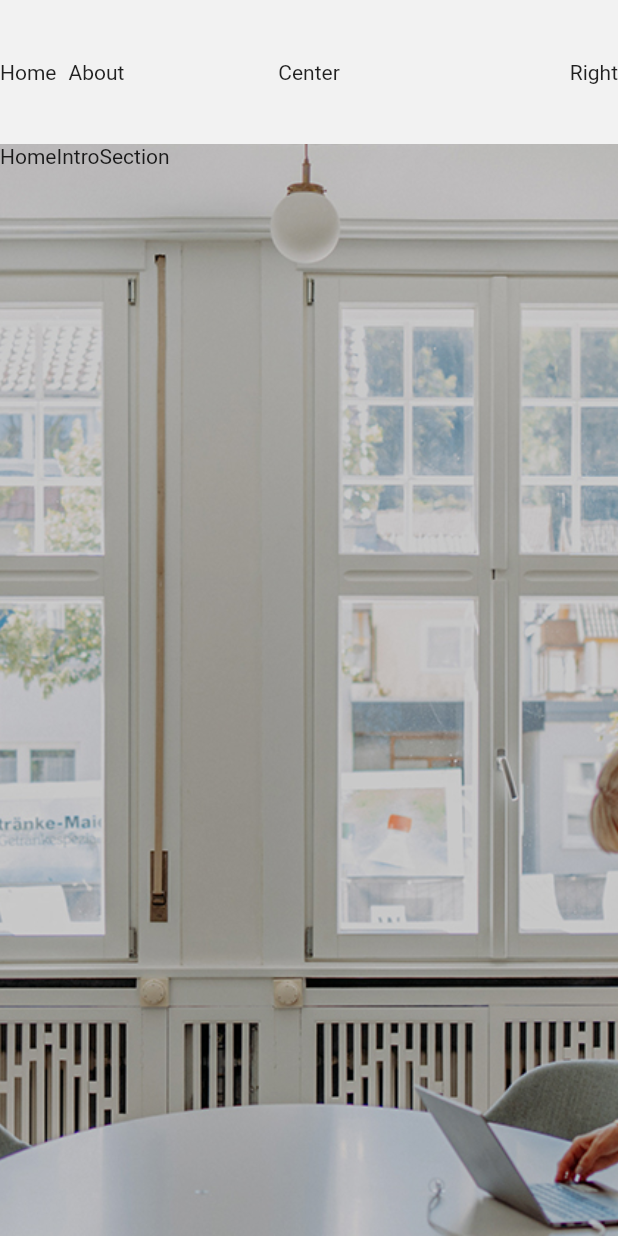
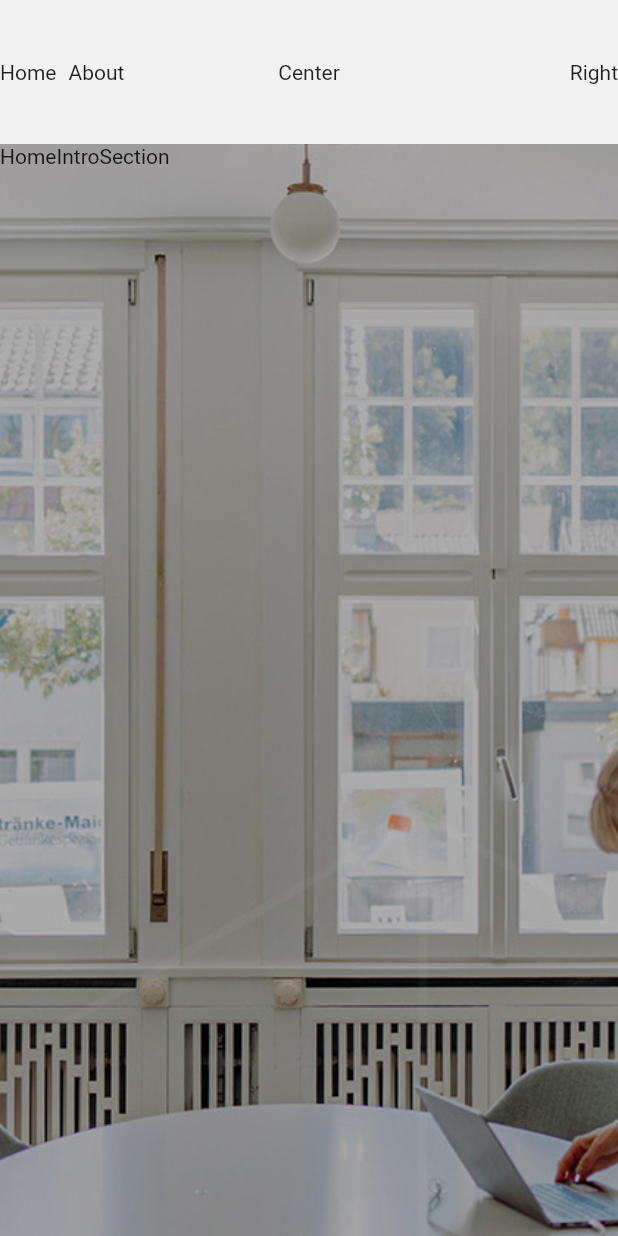
Before and after one commit to akaiser/raumunikate, a Flutter app: the screen it shows after launch, on a phone screen of 412 x 824 dp. Run offline on Flutter 3.47's test engine with Material 2 defaults, Android fonts, the phone set to English and light mode, and no system bars; our stand-ins replace go_router.

Commit message:
update intro image

```diff
--- a/lib/_assets.dart
+++ b/lib/_assets.dart
@@ -1,6 +1,9 @@
+// ignore_for_file: avoid_multiple_declarations_per_line
 class Assets {
   Assets._();
 
   static const //
-      homeIntro = 'assets/a_home_intro.jpg';
+      homeIntro = 'assets/a_home_intro_0.jpg',
+      homeIntroDimmed = 'assets/a_home_intro_0_dimmed.jpg',
+      homeIntro2 = 'assets/a_home_intro_2.jpg';
 }
--- /dev/null
+++ b/lib/_router.dart
@@ -0,0 +1,35 @@
+import 'package:flutter/widgets.dart';
+import 'package:go_router/go_router.dart';
+import 'package:raumunikate/_settings.dart';
+import 'package:raumunikate/pages/a/home_page.dart';
+import 'package:raumunikate/pages/b/about_page.dart';
+
+final router = GoRouter(
+  initialLocation: HomePage.path,
+  routes: [
+    GoRoute(
+      path: HomePage.path,
+      pageBuilder: (_, state) => _page(state, const HomePage()),
+    ),
+    GoRoute(
+      path: AboutPage.path,
+      pageBuilder: (_, state) => _page(state, const AboutPage()),
+    ),
+  ],
+);
+
+CustomTransitionPage<Widget> _page(
+  GoRouterState state,
+  Widget page,
+) =>
+    CustomTransitionPage(
+      key: state.pageKey,
+      child: page,
+      transitionDuration: const Duration(
+        milliseconds: transitionsDurationInMillis,
+      ),
+      transitionsBuilder: (_, animation, __, child) => FadeTransition(
+        opacity: CurveTween(curve: Curves.ease).animate(animation),
+        child: child,
+      ),
+    );
--- a/lib/_settings.dart
+++ b/lib/_settings.dart
@@ -1,4 +1,6 @@
 import 'package:flutter/painting.dart' show Color;
+
+const appName = 'Raumunikate';
 
 const double navigationBarHeight = 48;
 const double navigationBarHeightExpanded = 96;
--- /dev/null
+++ b/lib/_theme.dart
@@ -0,0 +1,4 @@
+import 'package:flutter/material.dart';
+import 'package:raumunikate/_settings.dart';
+
+final theme = ThemeData(scaffoldBackgroundColor: mainBackgroundColor);
--- a/lib/main.dart
+++ b/lib/main.dart
@@ -2,17 +2,15 @@ import 'dart:async' show runZonedGuarded;
 import 'dart:developer' show log;
 
 import 'package:flutter/material.dart';
-import 'package:go_router/go_router.dart';
 import 'package:provider/provider.dart';
 import 'package:raumunikate/_notifier.dart';
+import 'package:raumunikate/_router.dart';
 import 'package:raumunikate/_settings.dart';
+import 'package:raumunikate/_theme.dart';
 import 'package:raumunikate/pages/_shared/ui/fade_in.dart';
-import 'package:raumunikate/pages/a/home_page.dart';
-import 'package:raumunikate/pages/b/about_page.dart';
 
 void main() {
   WidgetsFlutterBinding.ensureInitialized();
-  //usePathUrlStrategy();
 
   runZonedGuarded<void>(
     () => runApp(
@@ -38,39 +36,10 @@ class _App extends StatelessWidget {
   Widget build(BuildContext context) => FadeIn(
         millis: 1000,
         child: MaterialApp.router(
-          title: 'Raumunikate',
           debugShowCheckedModeBanner: false,
-          routerConfig: _router,
+          theme: theme,
+          title: appName,
+          routerConfig: router,
         ),
       );
 }
-
-final _router = GoRouter(
-  initialLocation: HomePage.path,
-  routes: [
-    GoRoute(
-      path: HomePage.path,
-      pageBuilder: (_, state) => _page(state, const HomePage()),
-    ),
-    GoRoute(
-      path: AboutPage.path,
-      pageBuilder: (_, state) => _page(state, const AboutPage()),
-    ),
-  ],
-);
-
-CustomTransitionPage<Widget> _page(
-  GoRouterState state,
-  Widget page,
-) =>
-    CustomTransitionPage(
-      key: state.pageKey,
-      child: page,
-      transitionDuration: const Duration(
-        milliseconds: transitionsDurationInMillis,
-      ),
-      transitionsBuilder: (_, animation, __, child) => FadeTransition(
-        opacity: CurveTween(curve: Curves.ease).animate(animation),
-        child: child,
-      ),
-    );
--- a/lib/pages/a/a/home_intro_section.dart
+++ b/lib/pages/a/a/home_intro_section.dart
@@ -9,14 +9,13 @@ class HomeIntroSection extends StatelessWidget {
 
   @override
   Widget build(BuildContext context) => BaseSection(
-        backgroundColor: Colors.green,
-        backgroundAsset: Assets.homeIntro,
+        backgroundAsset: Assets.homeIntroDimmed,
         child: Column(
           crossAxisAlignment: CrossAxisAlignment.start,
           children: const [
             SizedBox(height: navigationBarHeightExpanded),
             Text('HomeIntroSection'),
-            SizedBox(height: navigationBarHeightExpanded),
+            //SizedBox(height: navigationBarHeightExpanded),
             //_AnimatedBox(),
           ],
         ),
@@ -70,10 +69,10 @@ class _AnimatedBoxState extends State<_AnimatedBox>
 
   @override
   Widget build(BuildContext context) => ColoredBox(
-        color: Colors.red.withOpacity(0.5),
+        color: Colors.black.withOpacity(0.1),
         child: SizedBox(
           width: _animation.value,
-          height: 100,
+          height: context.screenHeight - 200,
         ),
       );
 }
--- a/lib/pages/base_section.dart
+++ b/lib/pages/base_section.dart
@@ -15,10 +15,20 @@ class BaseSection extends StatelessWidget {
 
   @override
   Widget build(BuildContext context) {
+    final content = SizedBox(
+      height: context.screenHeight,
+      width: context.screenWidth,
+      child: child,
+    );
+
+    if (backgroundColor == null && backgroundAsset == null) {
+      return content;
+    }
+
     final _backgroundAsset = backgroundAsset;
     return DecoratedBox(
       decoration: BoxDecoration(
-        color: backgroundColor?.withOpacity(0.5),
+        color: backgroundColor,
         image: _backgroundAsset != null
             ? DecorationImage(
                 fit: BoxFit.cover,
@@ -26,11 +36,7 @@ class BaseSection extends StatelessWidget {
               )
             : null,
       ),
-      child: SizedBox(
-        height: context.screenHeight,
-        width: context.screenWidth,
-        child: child,
-      ),
+      child: content,
     );
   }
 }
```
Also changed, not shown: assets/a_home_intro_0.jpg (renamed from assets/a_home_intro.jpg), assets/a_home_intro_0_dimmed.jpg (added), assets/a_home_intro_2.jpg (added), 2 other files.
